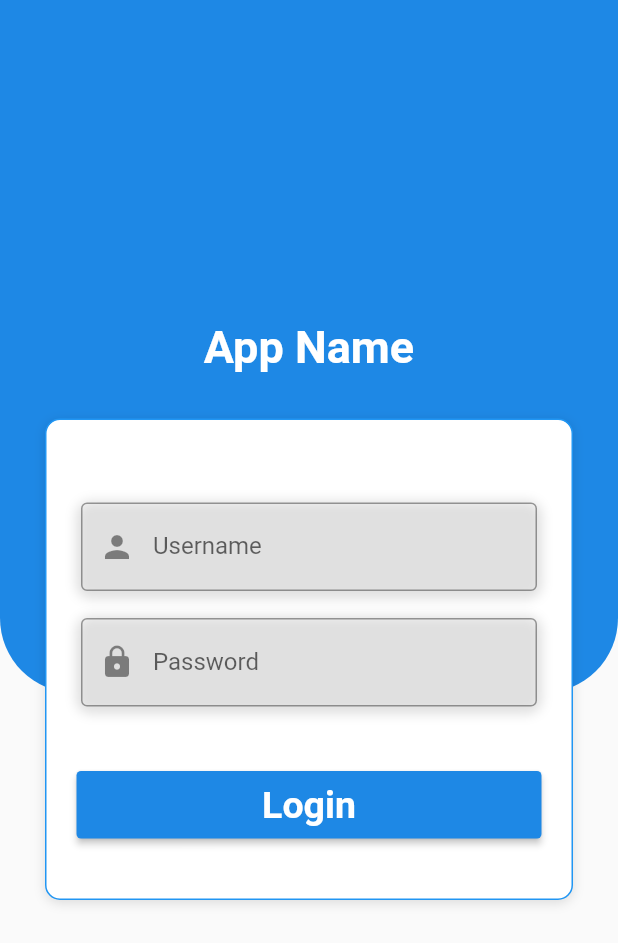
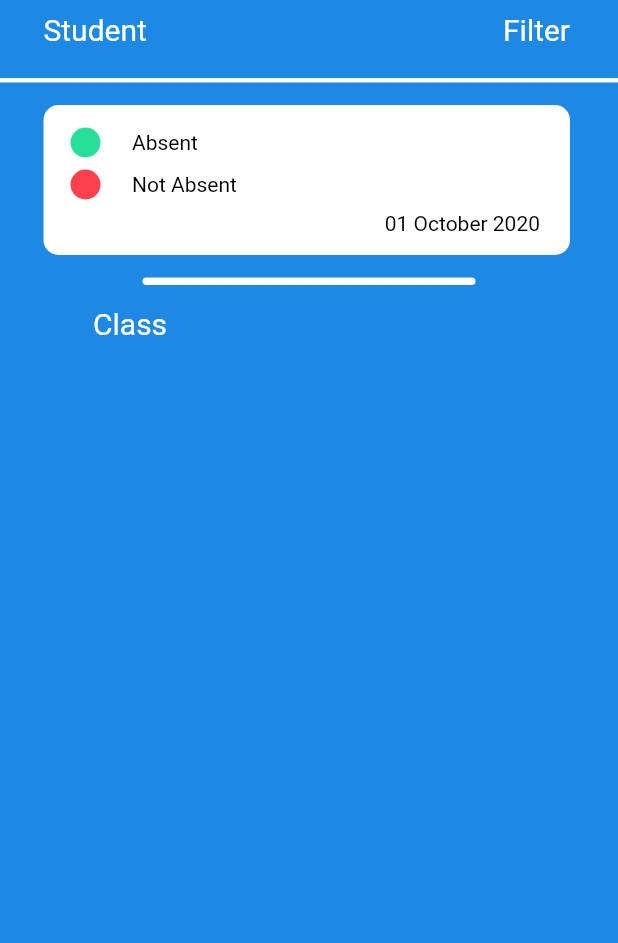
Before and after one commit to nilsys/Flutter_School_Project, a Flutter app: the screen it shows after launch, on a phone screen of 412 x 824 dp. Shown: the top 943 px of the screen. Run offline on Flutter 3.47's test engine with Material 2 defaults, Android fonts, the phone set to English and light mode, and no system bars; our stand-ins replace font_awesome_flutter, hexcolor, pie_chart; missing offline and left inert: dart:ffi.

Commit message:
halaman daftar siswa

```diff
--- a/lib/main.dart
+++ b/lib/main.dart
@@ -1,5 +1,6 @@
 import 'package:flutter/material.dart';
 import 'package:school/screens/screens.dart';
+import 'package:school/screens/student_list.dart';
 
 void main() {
   runApp(MyApp());
@@ -15,7 +16,7 @@ class MyApp extends StatelessWidget {
           primarySwatch: Colors.blue,
           visualDensity: VisualDensity.adaptivePlatformDensity,
           accentColor: Colors.blueAccent),
-      home: LoginScreen(title: 'School'),
+      home: StudentList(title: 'School'),
     );
   }
 }
--- /dev/null
+++ b/lib/screens/student_list.dart
@@ -0,0 +1,140 @@
+import 'package:flutter/material.dart';
+
+class StudentList extends StatefulWidget {
+  StudentList({Key key, this.title}) : super(key: key);
+
+  final String title;
+  @override
+  _StudentListState createState() => _StudentListState();
+}
+
+class _StudentListState extends State<StudentList> {
+  @override
+  Widget build(BuildContext context) {
+    return Scaffold(
+      appBar: AppBar(
+        toolbarHeight: 0,
+      ),
+      body: Container(
+        padding: EdgeInsets.only(top: 8),
+        color: Color(0xff1E88E5),
+        child: Column(
+          children: <Widget>[
+            // App Bar
+            Container(
+              color: Color(0xff1E88E5),
+              margin: EdgeInsets.only(bottom: 21, right: 32, left: 29),
+              child: Row(
+                mainAxisAlignment: MainAxisAlignment.spaceBetween,
+                children: <Widget>[
+                  Text(
+                    "Student",
+                    style: TextStyle(fontSize: 20, color: Colors.white),
+                  ),
+                  Text(
+                    "Filter",
+                    style: TextStyle(fontSize: 20, color: Colors.white),
+                  ),
+                ],
+              ),
+            ),
+            // Line
+            Container(
+              color: Colors.white,
+              height: 3,
+              margin: EdgeInsets.only(bottom: 15),
+            ),
+            // Description Content ListView
+            Container(
+              height: 100,
+              width: double.infinity,
+              margin: EdgeInsets.only(right: 32, left: 29),
+              child: Column(
+                crossAxisAlignment: CrossAxisAlignment.start,
+                children: <Widget>[
+                  Padding(
+                    padding: const EdgeInsets.only(left: 8, top: 15, bottom: 8),
+                    child: Row(
+                      children: <Widget>[
+                        Container(
+                          height: 20,
+                          width: 20,
+                          margin: EdgeInsets.only(left: 10, right: 21),
+                          decoration: BoxDecoration(
+                            color: Color(0xff28DF99),
+                            shape: BoxShape.circle,
+                          ),
+                        ),
+                        Text(
+                          "Absent",
+                          style: TextStyle(fontSize: 14, color: Colors.black),
+                        ),
+                      ],
+                    ),
+                  ),
+                  Padding(
+                    padding: const EdgeInsets.only(left: 8, bottom: 8),
+                    child: Row(
+                      children: <Widget>[
+                        Container(
+                          height: 20,
+                          width: 20,
+                          margin: EdgeInsets.only(left: 10, right: 21),
+                          decoration: BoxDecoration(
+                            color: Color(0xffFF414D),
+                            shape: BoxShape.circle,
+                          ),
+                        ),
+                        Text(
+                          "Not Absent",
+                          style: TextStyle(fontSize: 14, color: Colors.black),
+                        ),
+                      ],
+                    ),
+                  ),
+                  Padding(
+                    padding: const EdgeInsets.only(right: 20),
+                    child: Row(
+                      mainAxisAlignment: MainAxisAlignment.end,
+                      children: <Widget>[
+                        Text(
+                          "01 October 2020",
+                          style: TextStyle(fontSize: 14, color: Colors.black),
+                        ),
+                      ],
+                    ),
+                  ),
+                ],
+              ),
+              decoration: BoxDecoration(
+                color: Colors.white,
+                borderRadius: BorderRadius.circular(10),
+              ),
+            ),
+            // Line
+            Container(
+              height: 5,
+              margin: EdgeInsets.only(top: 15, right: 95, left: 95, bottom: 14),
+              decoration: BoxDecoration(
+                color: Colors.white,
+                borderRadius: BorderRadius.circular(10),
+              ),
+            ),
+            // Text Class
+            Container(
+              color: Color(0xff1E88E5),
+              padding: EdgeInsets.only(left: 62),
+              height: 34,
+              width: double.infinity,
+              child: Text(
+                "Class",
+                style: TextStyle(fontSize: 20, color: Colors.white),
+              ),
+            ),
+            // ListView
+          ],
+        ),
+      ),
+    );
+  }
+}
```
